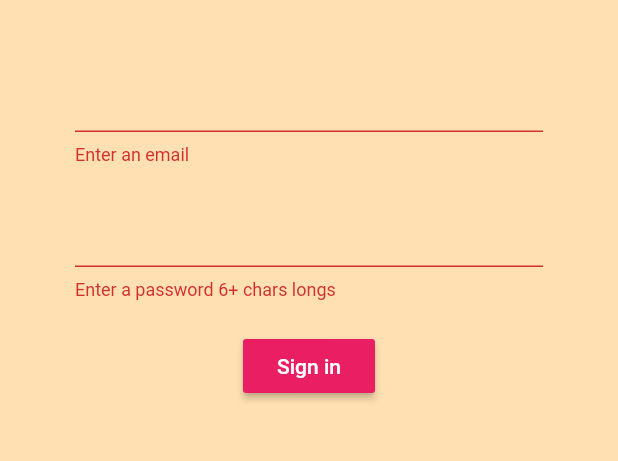
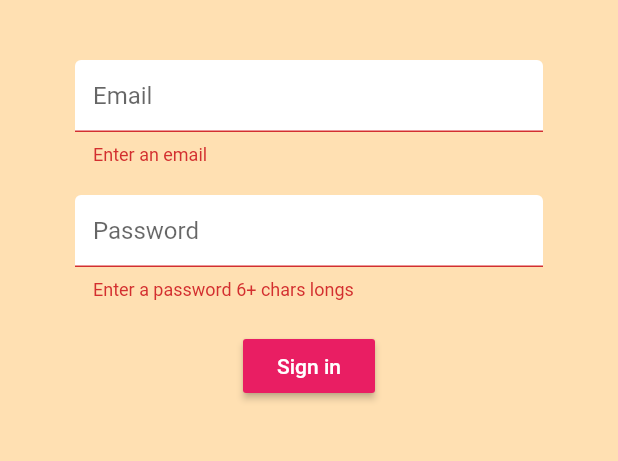
Before and after one commit to TiinaEn/BrewCrewTutorial, a Flutter app: the screen it shows after launch, after a tap on "Sign in", on a phone screen of 412 x 824 dp, the part 84-545 px from its top. Run offline on Flutter 3.47's test engine with Material 2 defaults, Android fonts, the phone set to English and light mode, and no system bars; our stand-ins replace firebase_auth; accounts and stored records are empty.

Commit message:
decoration

```diff
--- a/brew_crew/lib/screens/authenticate/register.dart
+++ b/brew_crew/lib/screens/authenticate/register.dart
@@ -1,4 +1,5 @@
 import 'package:brew_crew/services/auth.dart';
+import 'package:brew_crew/shared/constants.dart';
 import 'package:flutter/material.dart';
 
 class Register extends StatefulWidget {
@@ -44,6 +45,7 @@
                     height: 20.0,
                   ),
                   TextFormField(
+                    decoration: textInputDecoration.copyWith(hintText: 'Email'),
                     validator: (val) => val.isEmpty ? 'Enter an email' : null,
                     onChanged: (val) {
                       setState(() => email = val);
@@ -53,6 +55,7 @@
                     height: 20.0,
                   ),
                   TextFormField(
+                    decoration: textInputDecoration.copyWith(hintText: 'Password'),
                     obscureText: true,
                     validator: (val) => val.length < 6
                         ? 'Enter a password 6+ chars longs'
--- a/brew_crew/lib/screens/authenticate/sing_in.dart
+++ b/brew_crew/lib/screens/authenticate/sing_in.dart
@@ -1,5 +1,6 @@
 import 'package:brew_crew/screens/authenticate/register.dart';
 import 'package:brew_crew/services/auth.dart';
+import 'package:brew_crew/shared/constants.dart';
 import 'package:flutter/material.dart';
 
 class SignIn extends StatefulWidget {
@@ -45,6 +46,7 @@
                     height: 20.0,
                   ),
                   TextFormField(
+                    decoration: textInputDecoration.copyWith(hintText: 'Email'),
                     validator: (val) => val.isEmpty ? 'Enter an email' : null,
                     onChanged: (val) {
                       setState(() => email = val);
@@ -54,6 +56,8 @@
                     height: 20.0,
                   ),
                   TextFormField(
+                    decoration:
+                        textInputDecoration.copyWith(hintText: 'Password'),
                     obscureText: true,
                     validator: (val) => val.length < 6
                         ? 'Enter a password 6+ chars longs'
--- /dev/null
+++ b/brew_crew/lib/shared/constants.dart
@@ -0,0 +1,12 @@
+import 'package:flutter/material.dart';
+
+const textInputDecoration = InputDecoration(
+  fillColor: Colors.white,
+  filled: true,
+  enabledBorder: OutlineInputBorder(
+    borderSide: BorderSide(color: Colors.white, width: 2.0),
+  ),
+  focusedBorder: OutlineInputBorder(
+    borderSide: BorderSide(color: Colors.pink, width: 2.0),
+  ),
+);
```
